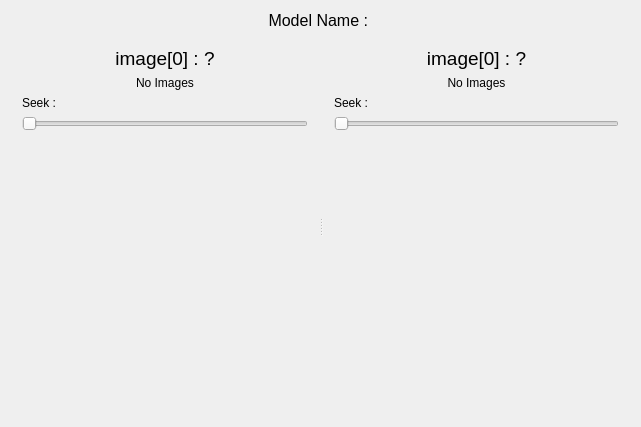
Above: mainwindow.ui from Epsilon-K/MNIST_Digits_Recognition before the change. Below: the same form after it.
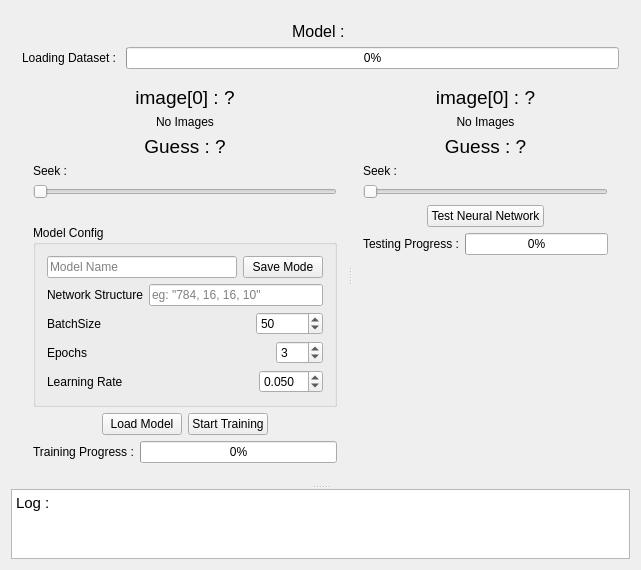
That is the form after the change.

Commit message:
read commit description!
+ Added Stylesheet
+ dataset loads with a progressbar indication
+ fixed the loading of labels to fit the NN
+ Added missing UI elements

```diff
--- a/mainwindow.ui
+++ b/mainwindow.ui
@@ -7,14 +7,21 @@
     <x>0</x>
     <y>0</y>
     <width>641</width>
-    <height>427</height>
+    <height>530</height>
    </rect>
   </property>
   <property name="windowTitle">
    <string>MainWindow</string>
   </property>
   <widget class="QWidget" name="centralWidget">
-   <layout class="QVBoxLayout" name="verticalLayout_3" stretch="0,10">
+   <layout class="QVBoxLayout" name="verticalLayout_5">
+    <item>
+     <widget class="QSplitter" name="splitter_2">
+      <property name="orientation">
+       <enum>Qt::Vertical</enum>
+      </property>
+      <widget class="QWidget" name="layoutWidget">
+       <layout class="QVBoxLayout" name="verticalLayout_3" stretch="0,0,10">
     <item>
      <widget class="QLabel" name="modelLabel">
       <property name="font">
@@ -23,19 +30,37 @@
        </font>
       </property>
       <property name="text">
-       <string>Model Name : </string>
+           <string>Model : </string>
       </property>
       <property name="alignment">
        <set>Qt::AlignCenter</set>
       </property>
      </widget>
     </item>
+        <item>
+         <layout class="QHBoxLayout" name="horizontalLayout_11">
+          <item>
+           <widget class="QLabel" name="loadingLabel">
+            <property name="text">
+             <string>Loading Dataset : </string>
+            </property>
+           </widget>
+          </item>
+          <item>
+           <widget class="QProgressBar" name="loadingProgressBar">
+            <property name="value">
+             <number>0</number>
+            </property>
+           </widget>
+          </item>
+         </layout>
+        </item>
     <item>
      <widget class="QSplitter" name="splitter">
       <property name="orientation">
        <enum>Qt::Horizontal</enum>
       </property>
-      <widget class="QWidget" name="">
+          <widget class="QWidget" name="layoutWidget">
        <layout class="QVBoxLayout" name="verticalLayout">
         <item>
          <widget class="QLabel" name="trainImgLabel">
@@ -74,6 +99,21 @@
           </property>
          </widget>
         </item>
+            <item>
+             <widget class="QLabel" name="trainGuessLabel">
+              <property name="font">
+               <font>
+                <pointsize>14</pointsize>
+               </font>
+              </property>
+              <property name="text">
+               <string>Guess : ?</string>
+              </property>
+              <property name="alignment">
+               <set>Qt::AlignCenter</set>
+              </property>
+             </widget>
+            </item>
         <item>
          <widget class="QLabel" name="label">
           <property name="text">
@@ -102,18 +142,206 @@
           <property name="orientation">
            <enum>Qt::Vertical</enum>
           </property>
+              <property name="sizeType">
+               <enum>QSizePolicy::Fixed</enum>
+              </property>
           <property name="sizeHint" stdset="0">
            <size>
-            <width>20</width>
-            <height>40</height>
+                <width>5</width>
+                <height>20</height>
            </size>
           </property>
          </spacer>
         </item>
-       </layout>
-      </widget>
-      <widget class="QWidget" name="">
-       <layout class="QVBoxLayout" name="verticalLayout_2">
+            <item>
+             <widget class="QGroupBox" name="groupBox">
+              <property name="title">
+               <string>Model Config</string>
+              </property>
+              <layout class="QVBoxLayout" name="verticalLayout_4">
+               <item>
+                <layout class="QHBoxLayout" name="horizontalLayout_2" stretch="10,0">
+                 <item>
+                  <widget class="QLineEdit" name="modelNameLineEdit">
+                   <property name="placeholderText">
+                    <string>Model Name</string>
+                   </property>
+                  </widget>
+                 </item>
+                 <item>
+                  <widget class="QPushButton" name="saveModelBtn">
+                   <property name="text">
+                    <string>Save Mode</string>
+                   </property>
+                  </widget>
+                 </item>
+                </layout>
+               </item>
+               <item>
+                <layout class="QHBoxLayout" name="horizontalLayout_6">
+                 <item>
+                  <widget class="QLabel" name="label_5">
+                   <property name="text">
+                    <string>Network Structure</string>
+                   </property>
+                  </widget>
+                 </item>
+                 <item>
+                  <widget class="QLineEdit" name="nnStructLineEdit">
+                   <property name="placeholderText">
+                    <string>eg: &quot;784, 16, 16, 10&quot;</string>
+                   </property>
+                  </widget>
+                 </item>
+                </layout>
+               </item>
+               <item>
+                <layout class="QHBoxLayout" name="horizontalLayout" stretch="10,0">
+                 <item>
+                  <widget class="QLabel" name="label_2">
+                   <property name="text">
+                    <string>BatchSize</string>
+                   </property>
+                  </widget>
+                 </item>
+                 <item>
+                  <widget class="QSpinBox" name="batchSizeSpinBox">
+                   <property name="minimum">
+                    <number>1</number>
+                   </property>
+                   <property name="maximum">
+                    <number>999999999</number>
+                   </property>
+                   <property name="value">
+                    <number>50</number>
+                   </property>
+                  </widget>
+                 </item>
+                </layout>
+               </item>
+               <item>
+                <layout class="QHBoxLayout" name="horizontalLayout_5" stretch="10,0">
+                 <item>
+                  <widget class="QLabel" name="label_4">
+                   <property name="text">
+                    <string>Epochs</string>
+                   </property>
+                  </widget>
+                 </item>
+                 <item>
+                  <widget class="QSpinBox" name="epochsSpinBox">
+                   <property name="minimum">
+                    <number>1</number>
+                   </property>
+                   <property name="maximum">
+                    <number>100</number>
+                   </property>
+                   <property name="value">
+                    <number>3</number>
+                   </property>
+                  </widget>
+                 </item>
+                </layout>
+               </item>
+               <item>
+                <layout class="QHBoxLayout" name="horizontalLayout_7" stretch="10,0">
+                 <item>
+                  <widget class="QLabel" name="label_6">
+                   <property name="text">
+                    <string>Learning Rate</string>
+                   </property>
+                  </widget>
+                 </item>
+                 <item>
+                  <widget class="QDoubleSpinBox" name="lrSpinBox">
+                   <property name="decimals">
+                    <number>3</number>
+                   </property>
+                   <property name="minimum">
+                    <double>0.001000000000000</double>
+                   </property>
+                   <property name="maximum">
+                    <double>10.000000000000000</double>
+                   </property>
+                   <property name="singleStep">
+                    <double>0.500000000000000</double>
+                   </property>
+                   <property name="value">
+                    <double>0.050000000000000</double>
+                   </property>
+                  </widget>
+                 </item>
+                </layout>
+               </item>
+              </layout>
+             </widget>
+            </item>
+            <item>
+             <layout class="QHBoxLayout" name="horizontalLayout_4">
+              <item>
+               <spacer name="horizontalSpacer">
+                <property name="orientation">
+                 <enum>Qt::Horizontal</enum>
+                </property>
+                <property name="sizeHint" stdset="0">
+                 <size>
+                  <width>40</width>
+                  <height>20</height>
+                 </size>
+                </property>
+               </spacer>
+              </item>
+              <item>
+               <widget class="QPushButton" name="loadModelSpinBox">
+                <property name="text">
+                 <string>Load Model</string>
+                </property>
+               </widget>
+              </item>
+              <item>
+               <widget class="QPushButton" name="startTrainingBtn">
+                <property name="text">
+                 <string>Start Training</string>
+                </property>
+               </widget>
+              </item>
+              <item>
+               <spacer name="horizontalSpacer_2">
+                <property name="orientation">
+                 <enum>Qt::Horizontal</enum>
+                </property>
+                <property name="sizeHint" stdset="0">
+                 <size>
+                  <width>40</width>
+                  <height>20</height>
+                 </size>
+                </property>
+               </spacer>
+              </item>
+             </layout>
+            </item>
+            <item>
+             <layout class="QHBoxLayout" name="horizontalLayout_8">
+              <item>
+               <widget class="QLabel" name="label_7">
+                <property name="text">
+                 <string>Training Progress :</string>
+                </property>
+               </widget>
+              </item>
+              <item>
+               <widget class="QProgressBar" name="traingingProgressBar">
+                <property name="value">
+                 <number>0</number>
+                </property>
+               </widget>
+              </item>
+             </layout>
+            </item>
+           </layout>
+          </widget>
+          <widget class="QWidget" name="layoutWidget_2">
+           <layout class="QVBoxLayout" name="verticalLayout_2" stretch="0,0,0,0,0,0,0,0">
         <item>
          <widget class="QLabel" name="testImgLabel">
           <property name="font">
@@ -151,6 +379,21 @@
           </property>
          </widget>
         </item>
+            <item>
+             <widget class="QLabel" name="testGuessLabel">
+              <property name="font">
+               <font>
+                <pointsize>14</pointsize>
+               </font>
+              </property>
+              <property name="text">
+               <string>Guess : ?</string>
+              </property>
+              <property name="alignment">
+               <set>Qt::AlignCenter</set>
+              </property>
+             </widget>
+            </item>
         <item>
          <widget class="QLabel" name="label_3">
           <property name="text">
@@ -168,11 +411,69 @@
           </property>
          </widget>
         </item>
+            <item>
+             <layout class="QHBoxLayout" name="horizontalLayout_9">
+              <item>
+               <spacer name="horizontalSpacer_3">
+                <property name="orientation">
+                 <enum>Qt::Horizontal</enum>
+                </property>
+                <property name="sizeHint" stdset="0">
+                 <size>
+                  <width>40</width>
+                  <height>20</height>
+                 </size>
+                </property>
+               </spacer>
+              </item>
+              <item>
+               <widget class="QPushButton" name="testNNBtn">
+                <property name="text">
+                 <string>Test Neural Network</string>
+                </property>
+               </widget>
+              </item>
+              <item>
+               <spacer name="horizontalSpacer_4">
+                <property name="orientation">
+                 <enum>Qt::Horizontal</enum>
+                </property>
+                <property name="sizeHint" stdset="0">
+                 <size>
+                  <width>40</width>
+                  <height>20</height>
+                 </size>
+                </property>
+               </spacer>
+              </item>
+             </layout>
+            </item>
+            <item>
+             <layout class="QHBoxLayout" name="horizontalLayout_10">
+              <item>
+               <widget class="QLabel" name="label_8">
+                <property name="text">
+                 <string>Testing Progress :</string>
+                </property>
+               </widget>
+              </item>
+              <item>
+               <widget class="QProgressBar" name="testingProgressBar">
+                <property name="value">
+                 <number>0</number>
+                </property>
+               </widget>
+              </item>
+             </layout>
+            </item>
         <item>
          <spacer name="verticalSpacer_2">
           <property name="orientation">
            <enum>Qt::Vertical</enum>
           </property>
+              <property name="sizeType">
+               <enum>QSizePolicy::Expanding</enum>
+              </property>
           <property name="sizeHint" stdset="0">
            <size>
             <width>20</width>
@@ -182,6 +483,24 @@
          </spacer>
         </item>
        </layout>
+          </widget>
+         </widget>
+        </item>
+       </layout>
+      </widget>
+      <widget class="QPlainTextEdit" name="logPTE">
+       <property name="font">
+        <font>
+         <pointsize>11</pointsize>
+        </font>
+       </property>
+       <property name="readOnly">
+        <bool>true</bool>
+       </property>
+       <property name="plainText">
+        <string>Log : 
+</string>
+       </property>
       </widget>
      </widget>
     </item>
```
Lines whose indentation alone changed are shown as unchanged. The commit also changes 9 other files.
